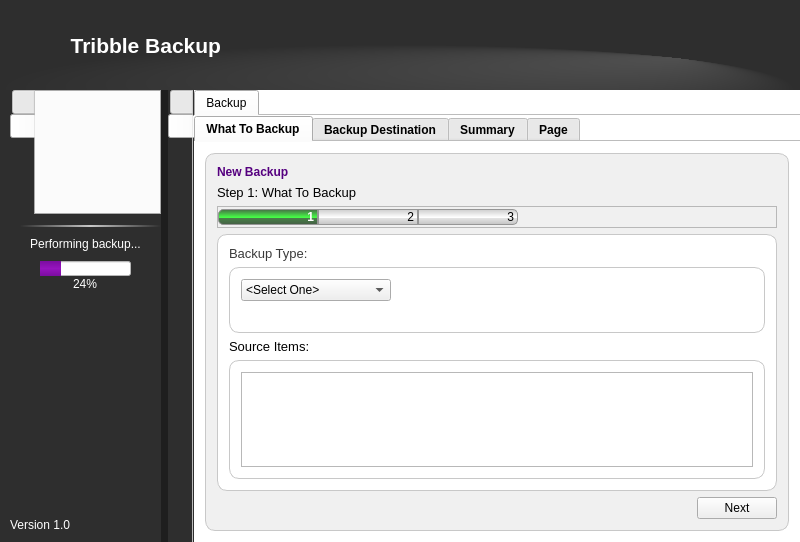
The window that qt/backup2/mainwindow.ui (darkstar62/tribble-backup) describes before a commit, drawn with Qt 5.
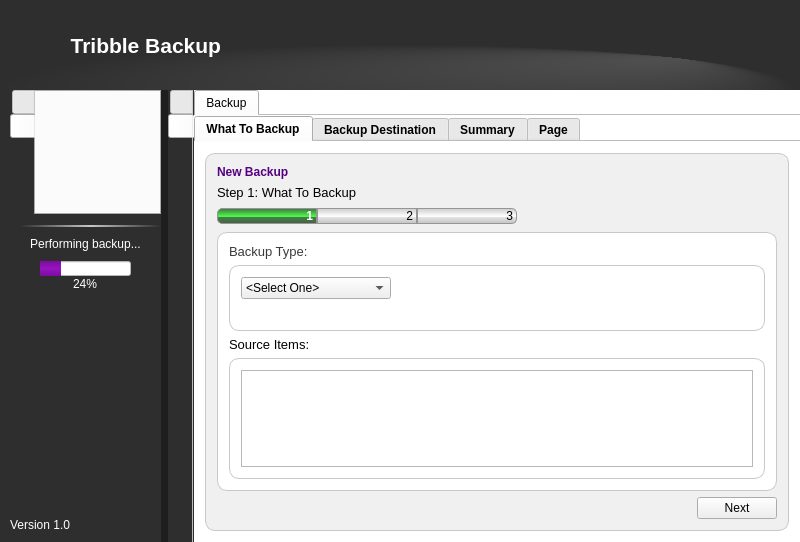
The same window after the commit. The open tabs and pages were chosen to show the change. Icons and pictures are not drawn.

Diff of the .ui file:
```diff
--- a/qt/backup2/mainwindow.ui
+++ b/qt/backup2/mainwindow.ui
@@ -681,10 +681,13 @@
                       <item>
                        <widget class="QFrame" name="frame_4">
                         <property name="frameShape">
-                         <enum>QFrame::StyledPanel</enum>
+                         <enum>QFrame::NoFrame</enum>
                         </property>
                         <property name="frameShadow">
-                         <enum>QFrame::Raised</enum>
+                         <enum>QFrame::Plain</enum>
+                        </property>
+                        <property name="lineWidth">
+                         <number>0</number>
                         </property>
                         <layout class="QHBoxLayout" name="horizontalLayout">
                          <property name="spacing">
@@ -916,6 +919,9 @@
                                 <height>16777215</height>
                                </size>
                               </property>
+                              <property name="editable">
+                               <bool>false</bool>
+                              </property>
                               <item>
                                <property name="text">
                                 <string>&lt;Select One&gt;</string>
```
Left out of the diff: 6 changed lines with no effect on the pictures.
